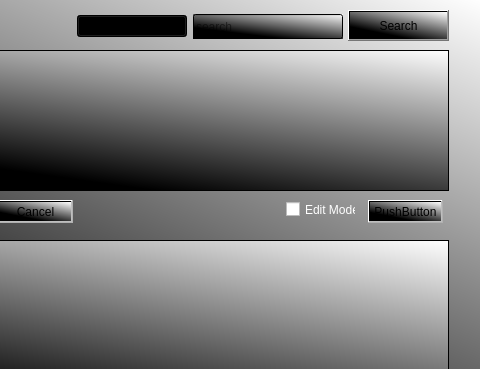
Old version of the form gui.ui in the repository annakrih/T113VLN1-3; both pictures show x 332 to 812 and y 0 to 369 of the 812 by 509 pixel window.
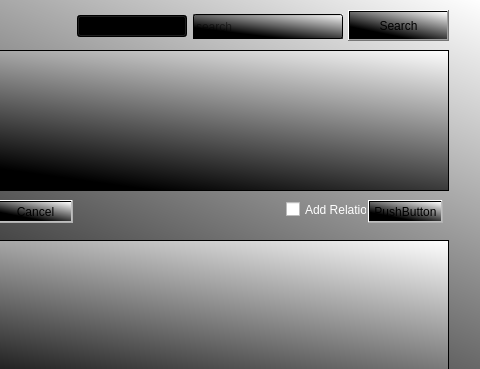
New version of the form.

```diff
--- a/gui.ui
+++ b/gui.ui
@@ -224,7 +224,7 @@
      <rect>
       <x>618</x>
       <y>201</y>
-      <width>70</width>
+      <width>81</width>
       <height>17</height>
      </rect>
     </property>
@@ -233,7 +233,7 @@
 color:white;</string>
     </property>
     <property name="text">
-     <string>Edit Mode</string>
+     <string>Add Relation</string>
     </property>
    </widget>
    <widget class="QPushButton" name="addRelButton">
```
